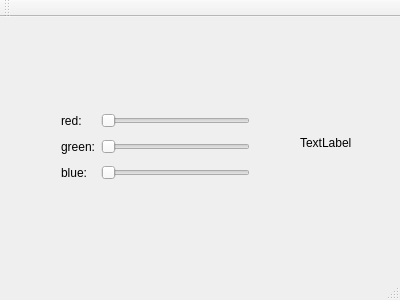
Before: the Qt Designer form student/11/colorpicker_designer/mainwindow.ui in Vikaheimo/Progamming-2, drawn with Qt 5.
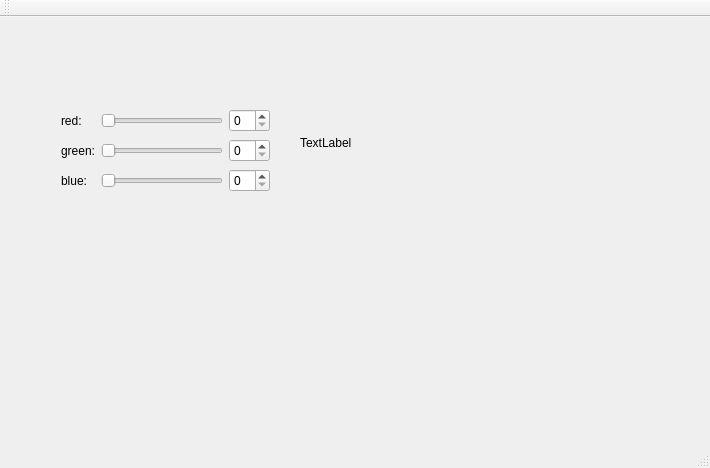
After: the same form once the commit is applied.

Commit message: Colorpicker progam first version

Patch:
```diff
--- a/student/11/colorpicker_designer/mainwindow.ui
+++ b/student/11/colorpicker_designer/mainwindow.ui
@@ -6,8 +6,8 @@
    <rect>
     <x>0</x>
     <y>0</y>
-    <width>400</width>
-    <height>300</height>
+    <width>710</width>
+    <height>468</height>
    </rect>
   </property>
   <property name="windowTitle">
@@ -19,53 +19,62 @@
      <rect>
       <x>50</x>
       <y>80</y>
-      <width>211</width>
-      <height>101</height>
+      <width>231</width>
+      <height>109</height>
      </rect>
     </property>
     <layout class="QGridLayout" name="gridLayout">
-     <item row="1" column="1">
-      <widget class="QSlider" name="horizontalSliderRed">
+     <item row="2" column="1">
+      <widget class="QSlider" name="horizontalSliderBlue">
        <property name="orientation">
         <enum>Qt::Horizontal</enum>
        </property>
       </widget>
      </item>
-     <item row="3" column="0">
-      <widget class="QLabel" name="labelBlue">
-       <property name="text">
-        <string>blue:</string>
-       </property>
-      </widget>
-     </item>
-     <item row="1" column="0">
+     <item row="0" column="0">
       <widget class="QLabel" name="labelRed">
        <property name="text">
         <string>red:</string>
        </property>
       </widget>
      </item>
-     <item row="3" column="1">
-      <widget class="QSlider" name="horizontalSliderBlue">
+     <item row="0" column="1">
+      <widget class="QSlider" name="horizontalSliderRed">
        <property name="orientation">
         <enum>Qt::Horizontal</enum>
        </property>
       </widget>
      </item>
-     <item row="2" column="1">
-      <widget class="QSlider" name="horizontalSliderGreen">
-       <property name="orientation">
-        <enum>Qt::Horizontal</enum>
-       </property>
-      </widget>
-     </item>
-     <item row="2" column="0">
+     <item row="1" column="0">
       <widget class="QLabel" name="labelGreen">
        <property name="text">
         <string>green:</string>
        </property>
       </widget>
      </item>
+     <item row="2" column="0">
+      <widget class="QLabel" name="labelBlue">
+       <property name="text">
+        <string>blue:</string>
+       </property>
+      </widget>
+     </item>
+     <item row="1" column="1">
+      <widget class="QSlider" name="horizontalSliderGreen">
+       <property name="orientation">
+        <enum>Qt::Horizontal</enum>
+       </property>
+      </widget>
+     </item>
+     <item row="0" column="2">
+      <widget class="QSpinBox" name="spinBoxRed"/>
+     </item>
+     <item row="1" column="2">
+      <widget class="QSpinBox" name="spinBoxGreen"/>
+     </item>
+     <item row="2" column="2">
+      <widget class="QSpinBox" name="spinBoxBlue"/>
+     </item>
     </layout>
    </widget>
    <widget class="QLabel" name="colorLabel">
```
Left out of the diff: 101 changed lines with no effect on the pictures. The commit also changes 1 other file.
